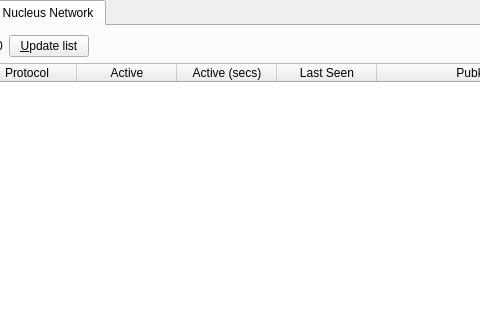
Old version of the form src/qt/forms/masternodemanager.ui in the repository neutroncoin/neutron; both pictures show x 135 to 615 and y 0 to 320 of the 723 by 457 pixel window.
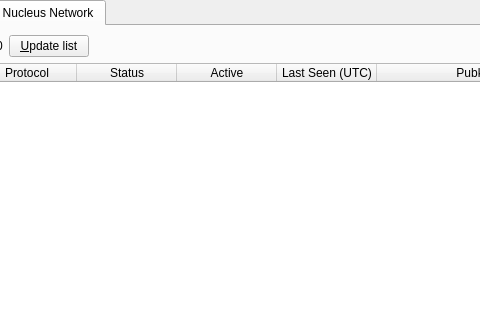
New version of the form. The open tabs and pages were chosen to show the change.

Commit message: Add status to masternode list UI and command

```diff
--- a/src/qt/forms/masternodemanager.ui
+++ b/src/qt/forms/masternodemanager.ui
@@ -261,6 +261,11 @@
              <string>Protocol</string>
             </property>
            </column>
+           <column>
+            <property name="text">
+             <string>Status</string>
+            </property>
+           </column>
            <column>
             <property name="text">
              <string>Active</string>
@@ -268,12 +273,7 @@
            </column>
            <column>
             <property name="text">
-             <string>Active (secs)</string>
-            </property>
-           </column>
-           <column>
-            <property name="text">
-             <string>Last Seen</string>
+             <string>Last Seen (UTC)</string>
             </property>
            </column>
            <column>
```
The commit also changes 3 other files.
